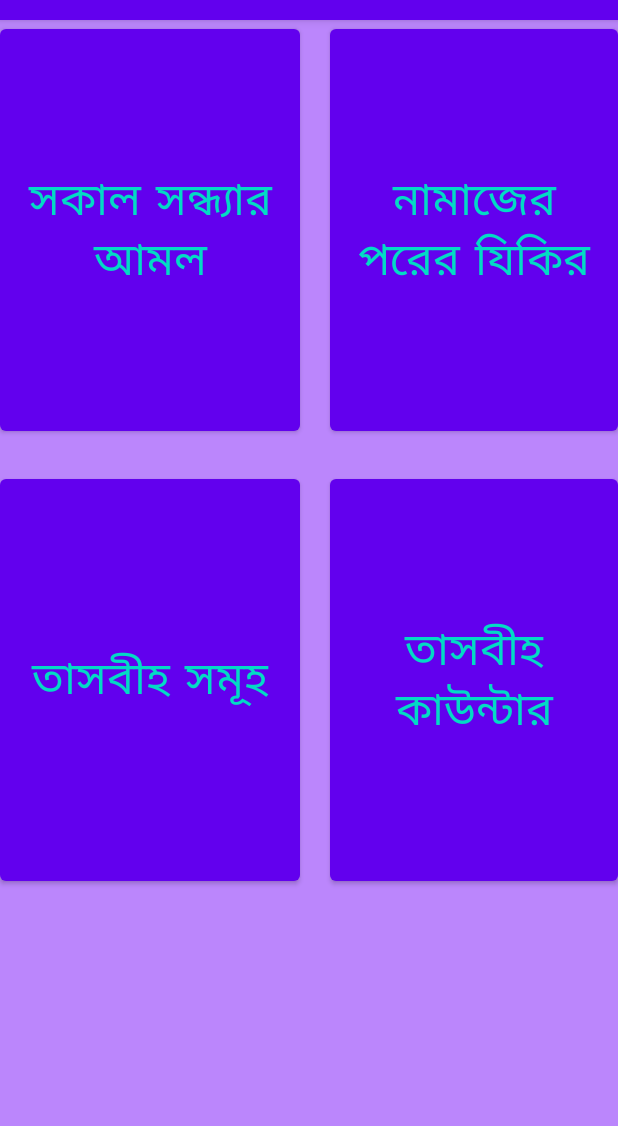
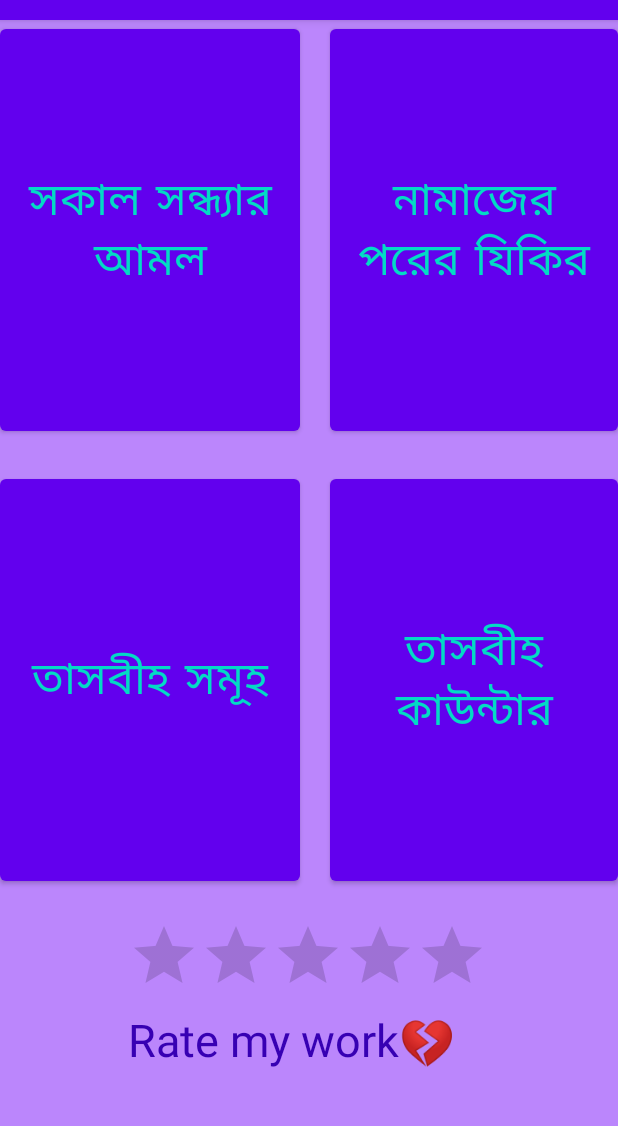
Before and after one commit to 5y573m3rr0r/DhikrAzkar, an Android app: the screen it shows after launch (MainActivity), on a phone screen of 412 x 824 dp, the part 64-1190 px from its top. Run offline under Robolectric (Android 15) with nearby library versions, the phone set to English and light mode, and no system bars.

Commit message:
ratebar added, display orentation not satisfied, need to be reconfigure, but still good!

```diff
--- a/app/src/main/java/com/example/forummah/dhikrazkar/MainActivity.java
+++ b/app/src/main/java/com/example/forummah/dhikrazkar/MainActivity.java
@@ -14,7 +14,6 @@ public class MainActivity extends AppCompatActivity {
     protected void onCreate(Bundle savedInstanceState) {
         super.onCreate(savedInstanceState);
         setContentView(R.layout.activity_main);
-        Toolbar toolbar = findViewById(R.id.toolbar);
 
     }
 }
--- a/app/src/main/res/layout/activity_main.xml
+++ b/app/src/main/res/layout/activity_main.xml
@@ -6,6 +6,7 @@
     android:layout_height="match_parent"
     tools:context=".MainActivity"
     android:background="@color/purple200">
+
 
     <Button
         android:id="@+id/sokalsondharamol_button"
@@ -49,6 +50,37 @@
         android:textColor="@color/teal200"
         android:textSize="30dp" />
 
+    <RatingBar
+        android:id="@+id/ratingBar"
+        android:layout_width="wrap_content"
+        android:layout_height="59dp"
+        android:layout_below="@+id/tasweehcounter_button"
+        android:layout_alignParentStart="true"
+        android:layout_alignParentLeft="true"
+        android:layout_alignParentEnd="true"
+        android:layout_alignParentRight="true"
+        android:layout_marginStart="85dp"
+        android:layout_marginTop="20dp"
+        android:layout_marginEnd="85dp" />
+
+    <TextView
+        android:id="@+id/rate_textView"
+        android:layout_width="246dp"
+        android:layout_height="wrap_content"
+        android:layout_below="@+id/ratingBar"
+        android:layout_alignParentStart="true"
+        android:layout_alignParentLeft="true"
+        android:layout_alignParentEnd="true"
+        android:layout_alignParentRight="true"
+        android:layout_alignParentBottom="true"
+        android:layout_marginStart="85dp"
+        android:layout_marginLeft="85dp"
+        android:layout_marginEnd="85dp"
+        android:layout_marginRight="84dp"
+        android:layout_marginBottom="30dp"
+        android:text="Rate my work💔"
+        android:textColor="@color/purple700"
+        android:textSize="30dp" />
 
 
 </RelativeLayout>
```
